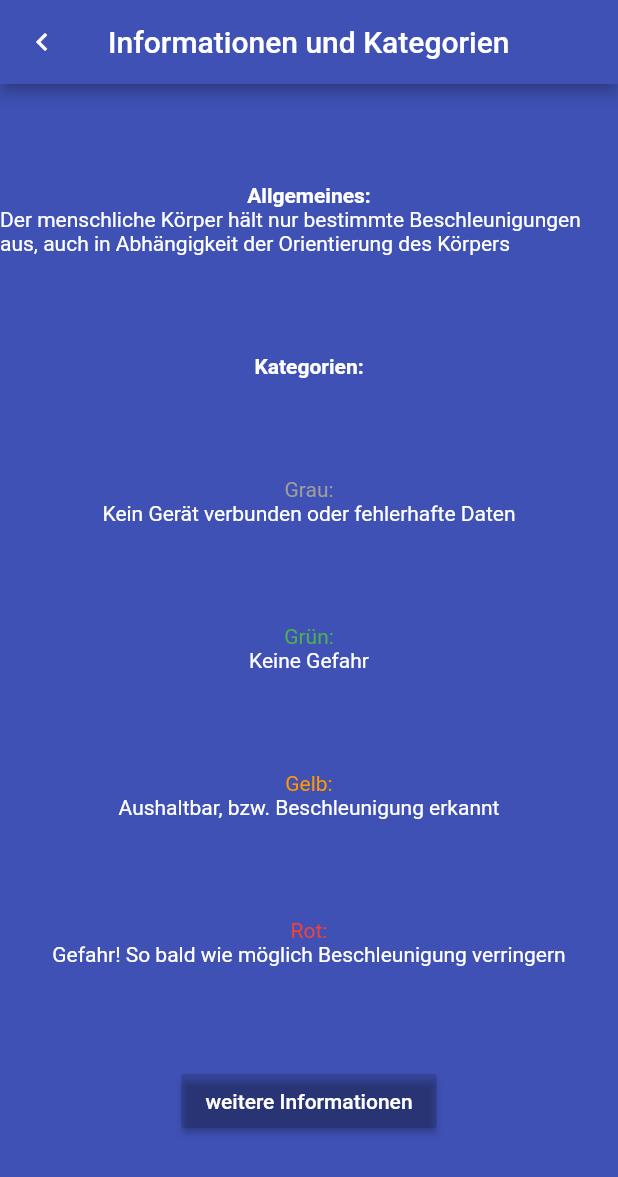
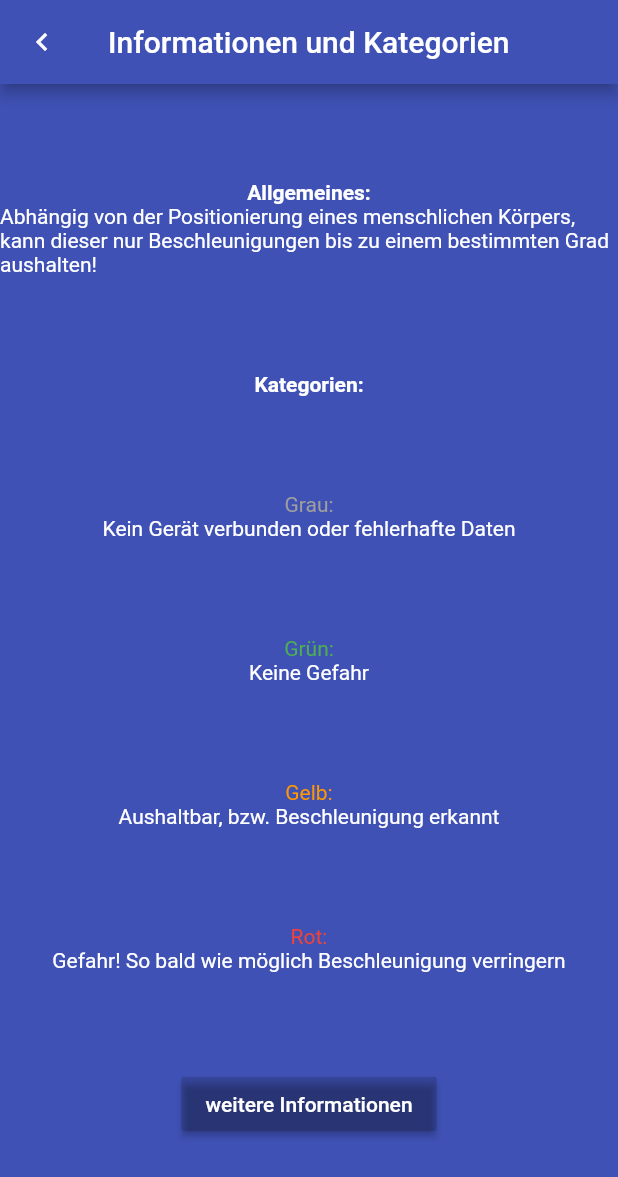
Before and after one commit to KorbinianRudolf/head_acceleration, a Flutter app: the InfoPage screen opened directly, on a phone screen of 412 x 824 dp. Shown: the top 1177 px of the screen. Run offline on Flutter 3.47's test engine with Material 2 defaults, Android fonts, the phone set to English and light mode, and no system bars; our stand-ins replace flutter_blue, shared_preferences; missing offline and left inert: esense_flutter; accounts and stored records are empty.

Commit message:
restructure of information text

```diff
--- a/lib/infoPage.dart
+++ b/lib/infoPage.dart
@@ -30,7 +30,7 @@ class _PageState extends State<InfoPage> {
                       style: new TextStyle(
                           color: Colors.white, fontWeight: FontWeight.bold)),
                   new Text(
-                      "Der menschliche Körper hält nur bestimmte Beschleunigungen aus, auch in Abhängigkeit der Orientierung des Körpers",
+                      "Abhängig von der Positionierung eines menschlichen Körpers, kann dieser nur Beschleunigungen bis zu einem bestimmten Grad aushalten!",
                       style: new TextStyle(color: Colors.white)),
                 ],
               ),
```
